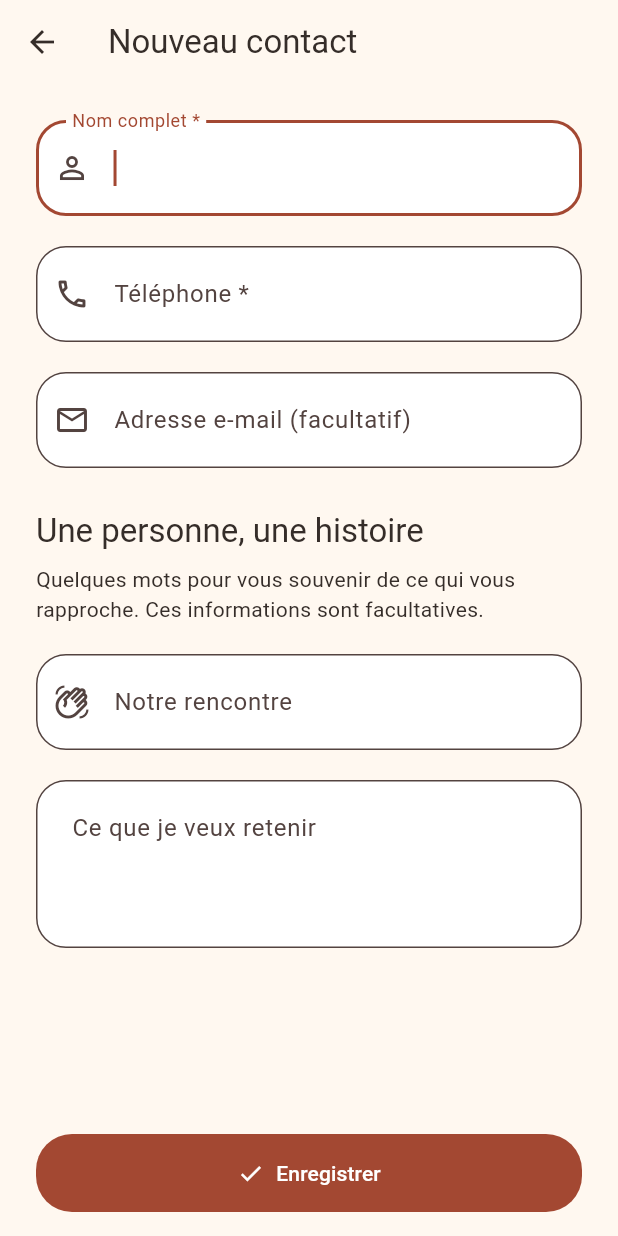
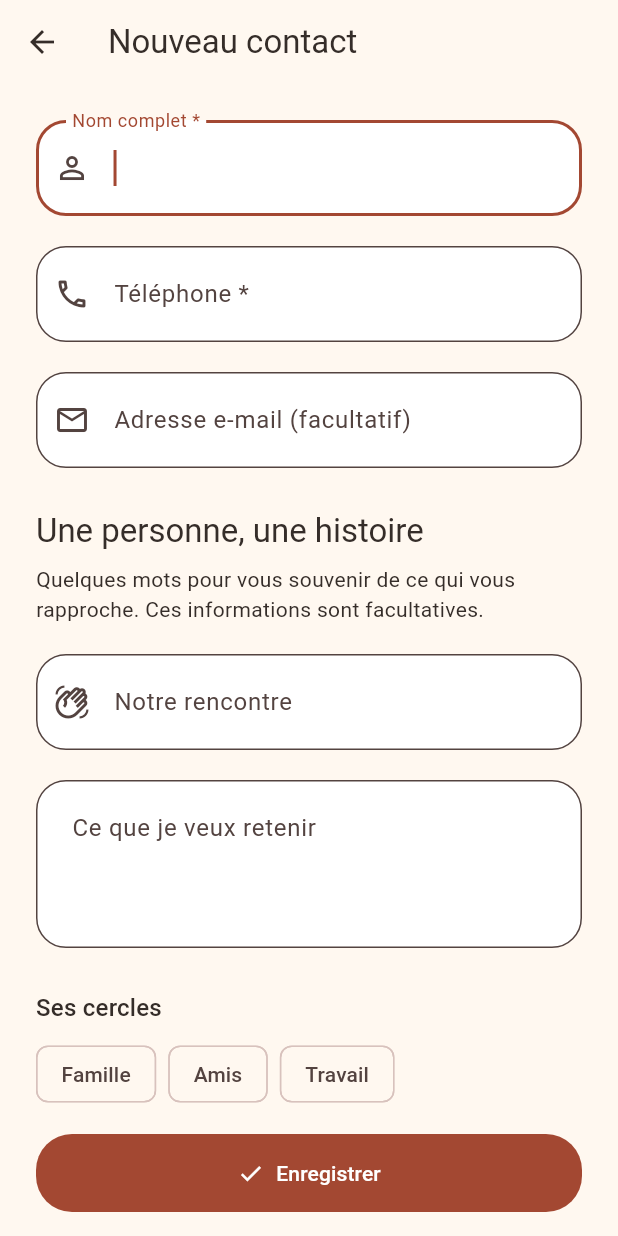
Before and after one commit to Mgreat01/mini_contact, a Flutter app: the ContactForm screen opened directly, on a phone screen of 412 x 824 dp. Run offline on Flutter 3.47's test engine with Material 3 defaults, Android fonts, the phone set to English and light mode, and no system bars; our stand-ins replace shared_preferences; accounts and stored records are empty.

Commit message:
feat(cercles): classer les proches avec des puces et des repères personnalisés

```diff
--- a/lib/features/contacts/presentation/contact_form.dart
+++ b/lib/features/contacts/presentation/contact_form.dart
@@ -1,5 +1,6 @@
 import 'package:flutter/material.dart';
 import '../domain/contact.dart';
+import 'label_picker.dart';
 
 class ContactForm extends StatefulWidget {
   const ContactForm({super.key, this.contact});
@@ -17,6 +18,8 @@ class _ContactFormState extends State<ContactForm> {
     text: widget.contact?.meetingContext,
   );
   late final _notes = TextEditingController(text: widget.contact?.notes);
+  late List<String> _circles = List.of(widget.contact?.circles ?? []);
+  late List<String> _tags = List.of(widget.contact?.tags ?? []);
 
   @override
   void dispose() {
@@ -42,6 +45,8 @@ class _ContactFormState extends State<ContactForm> {
         email: _email.text.trim(),
         meetingContext: _meetingContext.text.trim(),
         notes: _notes.text.trim(),
+        circles: _circles,
+        tags: _tags,
       ),
     );
   }
@@ -144,6 +149,21 @@ class _ContactFormState extends State<ContactForm> {
                   alignLabelWithHint: true,
                 ),
               ),
+              const SizedBox(height: 28),
+              LabelPicker(
+                title: 'Ses cercles',
+                inputLabel: 'Nouveau cercle',
+                selected: _circles,
+                suggestions: const ['Famille', 'Amis', 'Travail'],
+                onChanged: (value) => setState(() => _circles = value),
+              ),
+              const SizedBox(height: 20),
+              LabelPicker(
+                title: 'Mes repères',
+                inputLabel: 'Nouveau tag',
+                selected: _tags,
+                onChanged: (value) => setState(() => _tags = value),
+              ),
             ],
           ),
         ),
--- /dev/null
+++ b/lib/features/contacts/presentation/label_picker.dart
@@ -0,0 +1,115 @@
+import 'package:flutter/material.dart';
+import '../domain/contact_search.dart';
+
+/// A selection with visible controls, usable without drag or long press.
+class LabelPicker extends StatefulWidget {
+  const LabelPicker({
+    super.key,
+    required this.title,
+    required this.inputLabel,
+    required this.selected,
+    required this.onChanged,
+    this.suggestions = const [],
+  });
+
+  final String title;
+  final String inputLabel;
+  final List<String> selected;
+  final List<String> suggestions;
+  final ValueChanged<List<String>> onChanged;
+
+  @override
+  State<LabelPicker> createState() => _LabelPickerState();
+}
+
+class _LabelPickerState extends State<LabelPicker> {
+  final _controller = TextEditingController();
+  final _custom = <String>[];
+
+  List<String> get _options {
+    final unique = <String, String>{};
+    for (final label in [...widget.selected, ...widget.suggestions, ..._custom]) {
+      unique.putIfAbsent(normalizeContactText(label), () => label);
+    }
+    return unique.values.toList();
+  }
+
+  bool _selected(String label) => widget.selected.any(
+    (value) => normalizeContactText(value) == normalizeContactText(label),
+  );
+
+  void _toggle(String label, bool selected) {
+    widget.onChanged([
+      ...widget.selected.where(
+        (value) => normalizeContactText(value) != normalizeContactText(label),
+      ),
+      if (selected) label,
+    ]);
+  }
+
+  void _add() {
+    final value = _controller.text.trim().replaceAll(RegExp(r'\s+'), ' ');
+    if (value.isEmpty) return;
+    final matches = _options.where(
+      (label) => normalizeContactText(label) == normalizeContactText(value),
+    );
+    final label = matches.isEmpty ? value : matches.first;
+    setState(() {
+      if (matches.isEmpty) _custom.add(label);
+      _controller.clear();
+    });
+    if (!_selected(label)) _toggle(label, true);
+  }
+
+  @override
+  void dispose() {
+    _controller.dispose();
+    super.dispose();
+  }
+
+  @override
+  Widget build(BuildContext context) => Column(
+    crossAxisAlignment: CrossAxisAlignment.start,
+    children: [
+      Semantics(
+        header: true,
+        child: Text(widget.title, style: Theme.of(context).textTheme.titleMedium),
+      ),
+      const SizedBox(height: 8),
+      AnimatedSize(
+        duration: MediaQuery.disableAnimationsOf(context)
+            ? Duration.zero
+            : const Duration(milliseconds: 180),
+        alignment: Alignment.topLeft,
+        child: Wrap(
+          spacing: 8,
+          runSpacing: 4,
+          children: [
+            for (final label in _options)
+              FilterChip(
+                label: Text(label),
+                selected: _selected(label),
+                onSelected: (selected) => _toggle(label, selected),
+              ),
+          ],
+        ),
+      ),
+      const SizedBox(height: 8),
+      TextField(
+        controller: _controller,
+        maxLength: 40,
+        textCapitalization: TextCapitalization.words,
+        textInputAction: TextInputAction.done,
+        onSubmitted: (_) => _add(),
+        decoration: InputDecoration(
+          labelText: widget.inputLabel,
+          suffixIcon: IconButton(
+            tooltip: 'Ajouter : ${widget.inputLabel.toLowerCase()}',
+            onPressed: _add,
+            icon: const Icon(Icons.add),
+          ),
+        ),
+      ),
+    ],
+  );
+}
```
Also changed, not shown: 1 other file.
